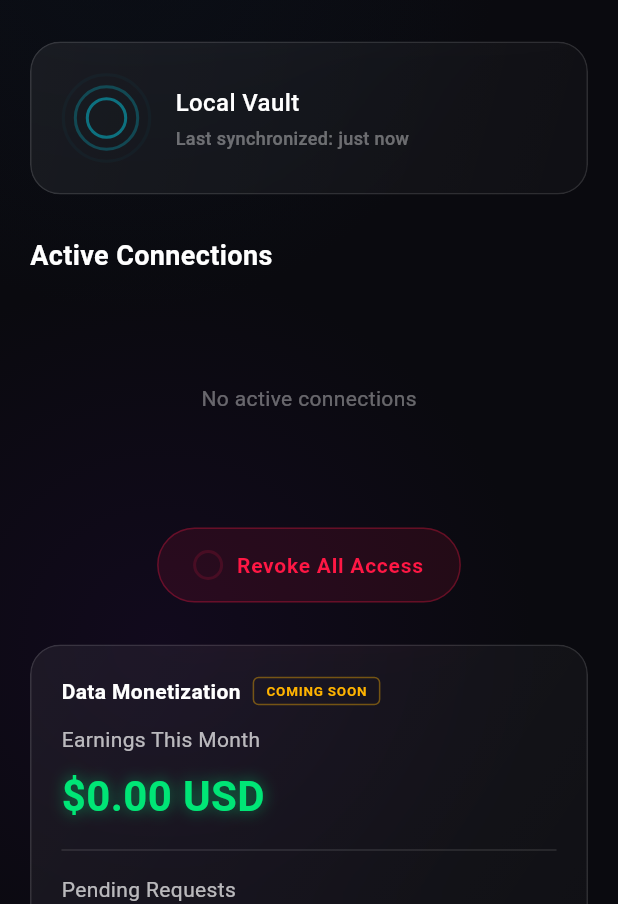
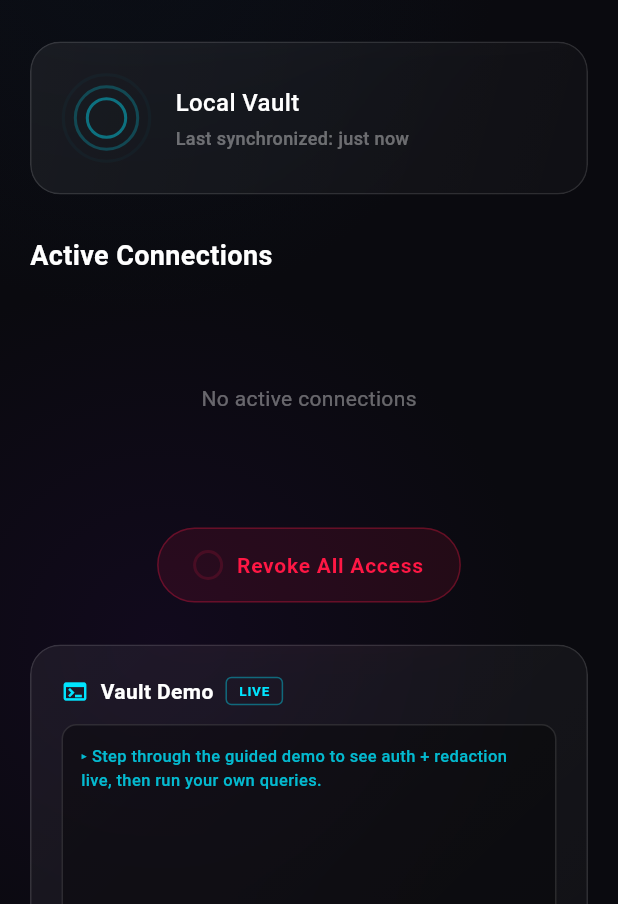
Before and after one commit to AdamsLocal/trulana, a Flutter app: the screen it shows after launch, on a phone screen of 412 x 824 dp, the part 332-1236 px from its top. Run offline on Flutter 3.47's test engine with Material 3 defaults, Android fonts, the phone set to English and light mode, and no system bars; drawn by our look-alikes of flutter_animate; our stand-ins replace flutter_riverpod, flutter_secure_storage, go_router, local_auth, shelf, sqflite_sqlcipher; missing offline and left inert: shelf_router; accounts and stored records are empty; Roboto replaces fonts that are missing (Menlo).

Commit message:
Add interactive VaultDemoCard to dashboard
Wire the landing-page demo concept into the app:
- New VaultDemoCard widget with 3-step guided flow (auth → morning
  routine query → work colleagues query), backed by the real
  AuthService and ContextQueryService
- After the guided steps, free-form input + 4 preset chips let users
  query any topic against the live vault
- Redacted tokens ([EMAIL REDACTED], etc.) are highlighted in amber
  to make the privacy pipeline visually obvious
- Added to DashboardScreen between the Connections and Monetization
  sections as an AnimatedListItem

Agent-Logs-Url: https://github.com/AdamsLocal/trulana/sessions/2c71fe2d-9801-4cca-a921-399fa242ae25

Co-authored-by: machine-squelch <172148352+machine-squelch@users.noreply.github.com>

```diff
--- a/lib/features/dashboard/dashboard_screen.dart
+++ b/lib/features/dashboard/dashboard_screen.dart
@@ -7,6 +7,7 @@ import 'package:trulana/core/ui/ui.dart';
 import 'widgets/vault_status_card.dart';
 import 'widgets/connections_section.dart';
 import 'widgets/monetization_card.dart';
+import 'widgets/vault_demo_card.dart';
 
 /// Root screen for the Trulana command center.
 ///
@@ -116,9 +117,17 @@ class DashboardScreen extends ConsumerWidget {
 
                 const SizedBox(height: 28),
 
+                // — Interactive vault demo
+                AnimatedListItem(
+                  index: 5,
+                  child: const VaultDemoCard(),
+                ),
+
+                const SizedBox(height: 28),
+
                 // — Earnings & pending lease requests
                 AnimatedListItem(
-                  index: 5,
+                  index: 6,
                   child: const MonetizationCard(),
                 ),
 
--- /dev/null
+++ b/lib/features/dashboard/widgets/vault_demo_card.dart
@@ -0,0 +1,525 @@
+import 'dart:convert';
+
+import 'package:flutter/material.dart';
+
+import 'package:trulana/core/services/auth_service.dart';
+import 'package:trulana/core/services/context_query_service.dart';
+import 'package:trulana/core/theme/theme.dart';
+import 'package:trulana/core/ui/ui.dart';
+
+// ── Terminal line model ────────────────────────────────────────────────────────
+
+enum _LineKind { info, command, response, spacer }
+
+@immutable
+class _TermLine {
+  const _TermLine(this.kind, this.text);
+
+  final _LineKind kind;
+  final String text;
+}
+
+// ── Guided-step definitions ────────────────────────────────────────────────────
+
+const List<String> _stepQueries = <String>[
+  '',                // step 0 – auth
+  'morning routine', // step 1 – query
+  'work colleagues', // step 2 – query
+];
+
+const List<String> _presets = <String>[
+  'health',
+  'finance',
+  'travel',
+  'family',
+];
+
+// ── VaultDemoCard ──────────────────────────────────────────────────────────────
+
+/// Interactive terminal demo card that mirrors the landing-page walkthrough
+/// but calls the real [AuthService] and [ContextQueryService] pipeline.
+///
+/// Three guided steps take the user through an auth request and two vault
+/// queries, after which a free-form input lets them run arbitrary queries.
+/// Redacted tokens like `[EMAIL REDACTED]` are highlighted in amber so the
+/// privacy pipeline is visually obvious.
+class VaultDemoCard extends StatefulWidget {
+  const VaultDemoCard({super.key});
+
+  @override
+  State<VaultDemoCard> createState() => _VaultDemoCardState();
+}
+
+class _VaultDemoCardState extends State<VaultDemoCard> {
+  final List<_TermLine> _lines = <_TermLine>[];
+  final ScrollController _scrollCtrl = ScrollController();
+  final TextEditingController _inputCtrl = TextEditingController();
+
+  int _step = 0;
+  bool _busy = false;
+  String? _token;
+
+  static const int _totalGuidedSteps = 3;
+  static const JsonEncoder _json = JsonEncoder.withIndent('  ');
+
+  @override
+  void initState() {
+    super.initState();
+    _addInfo(
+      'Step through the guided demo to see auth + redaction live, '
+      'then run your own queries.',
+    );
+    _addSpacer();
+  }
+
+  @override
+  void dispose() {
+    _scrollCtrl.dispose();
+    _inputCtrl.dispose();
+    super.dispose();
+  }
+
+  // ── Terminal helpers ─────────────────────────────────────────────────────────
+
+  void _addInfo(String text) => _append(_TermLine(_LineKind.info, text));
+  void _addCommand(String text) => _append(_TermLine(_LineKind.command, text));
+  void _addResponse(String text) => _append(_TermLine(_LineKind.response, text));
+  void _addSpacer() => _append(_TermLine(_LineKind.spacer, ''));
+
+  void _append(_TermLine line) {
+    setState(() => _lines.add(line));
+    WidgetsBinding.instance.addPostFrameCallback((_) {
+      if (_scrollCtrl.hasClients) {
+        _scrollCtrl.animateTo(
+          _scrollCtrl.position.maxScrollExtent,
+          duration: const Duration(milliseconds: 200),
+          curve: Curves.easeOut,
+        );
+      }
+    });
+  }
+
+  // ── Guided steps ─────────────────────────────────────────────────────────────
+
+  Future<void> _runNextStep() async {
+    if (_busy || _step >= _totalGuidedSteps) return;
+    setState(() => _busy = true);
+
+    if (_step == 0) {
+      await _runAuthStep();
+    } else {
+      await _runQueryStep(_stepQueries[_step], stepLabel: 'Step ${_step + 1}');
+    }
+
+    setState(() {
+      _step++;
+      _busy = false;
+    });
+
+    if (_step >= _totalGuidedSteps) {
+      _addInfo('Try it yourself — click a preset or type a query below.');
+      _addSpacer();
+    }
+  }
+
+  Future<void> _runAuthStep() async {
+    _addInfo('Step 1 of 3: Authenticate a demo agent');
+    _addSpacer();
+    _addCommand(
+      'curl -X POST localhost:8432/api/v1/auth/request \\\n'
+      '  -H "Content-Type: application/json" \\\n'
+      '  -d \'{"app_id":"demo-agent","app_name":"Demo Agent",\n'
+      '       "scopes":["context.read"],"intent":"interactive demo"}\'',
+    );
+
+    final AuthResult result = await AuthService.instance.requestAccess(
+      appId: 'demo-agent',
+      appName: 'Demo Agent',
+      scopes: <String>['context.read'],
+      intent: 'interactive demo',
+    );
+
+    _addSpacer();
+
+    if (result.isSuccess) {
+      _token = result.accessToken;
+      final String snip = result.accessToken.substring(0, 8);
+      _addResponse(_json.convert(<String, Object>{
+        'status': 'success',
+        'access_token': '${snip}...',
+        'expires_in': result.ttlSeconds,
+        'granted_scopes': result.grantedScopes,
+      }));
+    } else {
+      _addResponse(_json.convert(<String, Object>{
+        'status': 'error',
+        'code': result.errorCode,
+        'message': result.errorMessage,
+      }));
+    }
+
+    _addSpacer();
+  }
+
+  Future<void> _runQueryStep(String query, {required String stepLabel}) async {
+    _addInfo('$stepLabel of $_totalGuidedSteps: Query "$query"');
+    _addSpacer();
+
+    final String snip =
+        _token != null ? '${_token!.substring(0, 8)}...' : '<no-token>';
+    _addCommand(
+      'curl -X POST localhost:8432/api/v1/context/query \\\n'
+      '  -H "Authorization: Bearer $snip" \\\n'
+      '  -d \'{"query":"$query"}\'',
+    );
+
+    _addSpacer();
+
+    if (_token == null) {
+      _addResponse(
+        _json.convert(<String, Object>{
+          'status': 'error',
+          'message': 'No token — run Step 1 first.',
+        }),
+      );
+      _addSpacer();
+      return;
+    }
+
+    final ContextQueryResult result =
+        await ContextQueryService.instance.queryContext(
+      accessToken: _token!,
+      query: query,
+    );
+
+    _addResponse(_buildQueryResponse(result));
+    _addSpacer();
+  }
+
+  // ── Free-form query ──────────────────────────────────────────────────────────
+
+  Future<void> _runFreeQuery(String query) async {
+    query = query.trim();
+    if (query.isEmpty || _busy) return;
+    _inputCtrl.clear();
+    setState(() => _busy = true);
+
+    final String snip =
+        _token != null ? '${_token!.substring(0, 8)}...' : '<no-token>';
+    _addCommand(
+      'curl -X POST localhost:8432/api/v1/context/query \\\n'
+      '  -H "Authorization: Bearer $snip" \\\n'
+      '  -d \'{"query":"$query"}\'',
+    );
+    _addSpacer();
+
+    if (_token == null) {
+      _addResponse(
+        _json.convert(<String, Object>{
+          'status': 'error',
+          'message': 'Complete the guided steps first to obtain a token.',
+        }),
+      );
+      _addSpacer();
+      setState(() => _busy = false);
+      return;
+    }
+
+    final ContextQueryResult result =
+        await ContextQueryService.instance.queryContext(
+      accessToken: _token!,
+      query: query,
+    );
+
+    _addResponse(_buildQueryResponse(result));
+    _addSpacer();
+
+    setState(() => _busy = false);
+  }
+
+  String _buildQueryResponse(ContextQueryResult result) {
+    if (result.isSuccess) {
+      return _json.convert(<String, Object>{
+        'status': 'success',
+        'data': result.sanitizedText,
+        'privacy_level': result.privacyLevel,
+        'redactions_applied': result.redactionsApplied,
+        'vault_hits': result.vaultHits,
+      });
+    } else {
+      return _json.convert(<String, Object>{
+        'status': 'error',
+        'code': result.errorCode,
+        'message': result.errorMessage,
+      });
+    }
+  }
+
+  // ── Build ────────────────────────────────────────────────────────────────────
+
+  @override
+  Widget build(BuildContext context) {
+    final bool showFreeInput = _step >= _totalGuidedSteps;
+
+    return GlassCard(
+      child: Column(
+        crossAxisAlignment: CrossAxisAlignment.start,
+        children: <Widget>[
+          _buildHeader(),
+          const SizedBox(height: 12),
+          _buildTerminal(),
+          const SizedBox(height: 12),
+          if (!showFreeInput)
+            _buildGuidedButton()
+          else
+            _buildFreeInput(),
+        ],
+      ),
+    );
+  }
+
+  Widget _buildHeader() {
+    return Row(
+      children: <Widget>[
+        Icon(Icons.terminal, color: TrulanaColors.primaryCyan, size: 18),
+        const SizedBox(width: 8),
+        const Text(
+          'Vault Demo',
+          style: TextStyle(
+            fontSize: 14,
+            fontWeight: FontWeight.w600,
+            color: TrulanaColors.textPrimary,
+          ),
+        ),
+        const SizedBox(width: 8),
+        Container(
+          padding: const EdgeInsets.symmetric(horizontal: 8, vertical: 2),
+          decoration: BoxDecoration(
+            borderRadius: BorderRadius.circular(4),
+            border: Border.all(
+              color: TrulanaColors.primaryCyan.withValues(alpha: 0.4),
+            ),
+          ),
+          child: const Text(
+            'LIVE',
+            style: TextStyle(
+              fontSize: 9,
+              fontWeight: FontWeight.w600,
+              color: TrulanaColors.primaryCyan,
+              letterSpacing: 0.5,
+            ),
+          ),
+        ),
+      ],
+    );
+  }
+
+  Widget _buildTerminal() {
+    return Container(
+      height: 260,
+      decoration: BoxDecoration(
+        color: Colors.black.withValues(alpha: 0.35),
+        borderRadius: BorderRadius.circular(10),
+        border: Border.all(color: TrulanaColors.glassBorder),
+      ),
+      padding: const EdgeInsets.all(12),
+      child: _lines.isEmpty
+          ? const SizedBox.shrink()
+          : ListView.builder(
+              controller: _scrollCtrl,
+              itemCount: _lines.length,
+              itemBuilder: (BuildContext context, int index) =>
+                  _buildLine(_lines[index]),
+            ),
+    );
+  }
+
+  Widget _buildGuidedButton() {
+    final String label;
+    if (_busy) {
+      label = 'Running…';
+    } else if (_step == 0) {
+      label = 'Step 1 of 3 — Authenticate';
+    } else if (_step == 1) {
+      label = 'Step 2 of 3 — Morning Routine';
+    } else {
+      label = 'Step 3 of 3 — Work Colleagues';
+    }
+
+    return TrulanaButton(
+      label: label,
+      onPressed: _busy ? null : _runNextStep,
+      icon: Icons.play_arrow_rounded,
+    );
+  }
+
+  Widget _buildFreeInput() {
+    return Column(
+      crossAxisAlignment: CrossAxisAlignment.start,
+      children: <Widget>[
+        const Text(
+          'Try it yourself',
+          style: TextStyle(
+            fontSize: 12,
+            fontWeight: FontWeight.w500,
+            color: TrulanaColors.textSecondary,
+          ),
+        ),
+        const SizedBox(height: 8),
+        Wrap(
+          spacing: 8,
+          runSpacing: 8,
+          children: _presets
+              .map(
+                (String preset) => _PresetChip(
+                  label: preset,
+                  onTap: _busy ? null : () => _runFreeQuery(preset),
+                ),
+              )
+              .toList(),
+        ),
+        const SizedBox(height: 10),
+        Row(
+          children: <Widget>[
+            Expanded(
+              child: TextField(
+                controller: _inputCtrl,
+                enabled: !_busy,
+                style: TrulanaTheme.monoStyle.copyWith(fontSize: 13),
+                decoration: const InputDecoration(
+                  hintText: 'Query your vault…',
+                ),
+                onSubmitted: _runFreeQuery,
+              ),
+            ),
+            const SizedBox(width: 10),
+            TrulanaButton(
+              label: 'Query',
+              onPressed: _busy
+                  ? null
+                  : () => _runFreeQuery(_inputCtrl.text),
+              icon: Icons.send_rounded,
+            ),
+          ],
+        ),
+      ],
+    );
+  }
+
+  // ── Terminal line rendering ──────────────────────────────────────────────────
+
+  Widget _buildLine(_TermLine line) {
+    switch (line.kind) {
+      case _LineKind.info:
+        return Padding(
+          padding: const EdgeInsets.only(bottom: 4),
+          child: Text(
+            '▸ ${line.text}',
+            style: TrulanaTheme.monoStyle.copyWith(
+              fontSize: 11,
+              color: TrulanaColors.primaryCyan.withValues(alpha: 0.8),
+            ),
+          ),
+        );
+
+      case _LineKind.command:
+        return Padding(
+          padding: const EdgeInsets.only(bottom: 4),
+          child: Text(
+            '$ ${line.text}',
+            style: TrulanaTheme.monoStyle.copyWith(
+              fontSize: 11,
+              color: TrulanaColors.textSecondary,
+            ),
+          ),
+        );
+
+      case _LineKind.response:
+        return Padding(
+          padding: const EdgeInsets.only(bottom: 4),
+          child: _buildResponseRichText(line.text),
+        );
+
+      case _LineKind.spacer:
+        return const SizedBox(height: 6);
+    }
+  }
+
+  /// Parses `[XXX REDACTED]` / `[XXX GENERALIZED]` tokens in the response JSON
+  /// and renders them in amber so the redaction pipeline is visually obvious.
+  Widget _buildResponseRichText(String text) {
+    final RegExp pattern =
+        RegExp(r'\[[A-Z][A-Z\s]*(?:REDACTED|GENERALIZED)\]');
+    final List<InlineSpan> spans = <InlineSpan>[];
+    int lastEnd = 0;
+
+    for (final RegExpMatch match in pattern.allMatches(text)) {
+      if (match.start > lastEnd) {
+        spans.add(TextSpan(text: text.substring(lastEnd, match.start)));
+      }
+      spans.add(
+        TextSpan(
+          text: match.group(0),
+          style: const TextStyle(
+            color: TrulanaColors.warningAmber,
+            fontWeight: FontWeight.w600,
+          ),
+        ),
+      );
+      lastEnd = match.end;
+    }
+
+    if (lastEnd < text.length) {
+      spans.add(TextSpan(text: text.substring(lastEnd)));
+    }
+
+    return RichText(
+      text: TextSpan(
+        style: TrulanaTheme.monoStyle.copyWith(
+          fontSize: 11,
+          color: TrulanaColors.textPrimary.withValues(alpha: 0.85),
+        ),
+        children: spans,
+      ),
+    );
+  }
+}
+
+// ── Preset chip ────────────────────────────────────────────────────────────────
+
+class _PresetChip extends StatelessWidget {
+  const _PresetChip({required this.label, required this.onTap});
+
+  final String label;
+  final VoidCallback? onTap;
+
+  @override
+  Widget build(BuildContext context) {
+    final bool enabled = onTap != null;
+    final Color color = enabled
+        ? TrulanaColors.primaryCyan
+        : TrulanaColors.primaryCyan.withValues(alpha: 0.35);
+
+    return GestureDetector(
+      onTap: onTap,
+      child: Container(
+        padding: const EdgeInsets.symmetric(horizontal: 14, vertical: 6),
+        decoration: BoxDecoration(
+          borderRadius: BorderRadius.circular(100),
+          color: TrulanaColors.primaryCyan.withValues(alpha: enabled ? 0.08 : 0.03),
+          border: Border.all(
+            color: TrulanaColors.primaryCyan.withValues(alpha: enabled ? 0.3 : 0.12),
+          ),
+        ),
+        child: Text(
+          label,
+          style: TrulanaTheme.monoStyle.copyWith(
+            fontSize: 12,
+            fontWeight: FontWeight.w500,
+            color: color,
+          ),
+        ),
+      ),
+    );
+  }
+}
```
